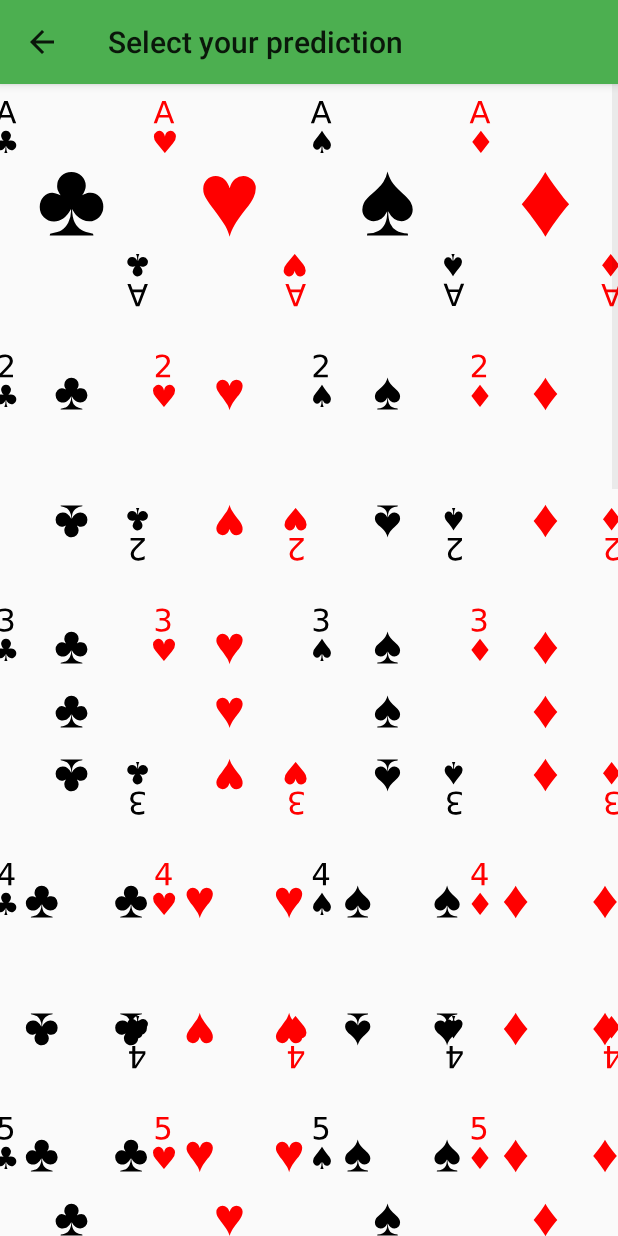
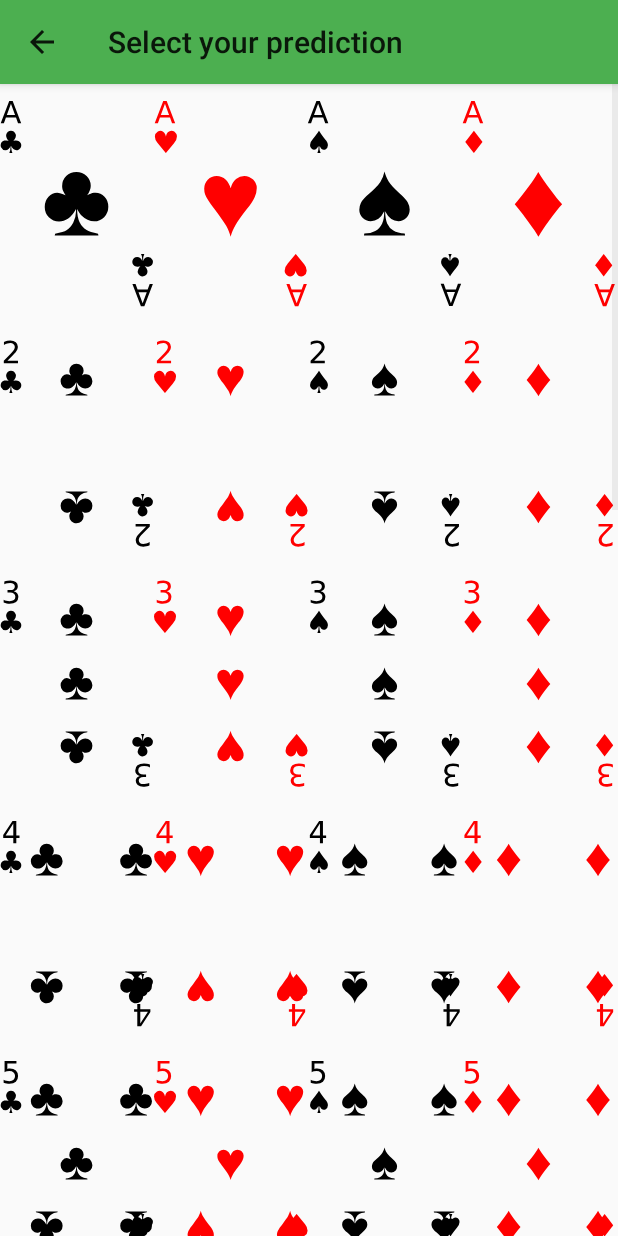
Before and after one commit to daubejb/prediction2, an Android app: the SelectCardActivity screen opened directly, with no data from a screen before it, on a phone screen of 412 x 824 dp. Run offline under Robolectric (Android 15) with nearby library versions, the phone set to English and light mode, and no system bars.

Commit message:
prevent all current activities from rotating

```diff
--- a/app/src/main/AndroidManifest.xml
+++ b/app/src/main/AndroidManifest.xml
@@ -21,7 +21,8 @@
         </activity>
         <activity
             android:name="com.daubedesign.prediction2.SplashActivity"
-            android:theme="@style/SplashTheme">
+            android:theme="@style/SplashTheme"
+            android:screenOrientation="portrait">
             <intent-filter>
                 <action android:name="android.intent.action.MAIN" />
 
@@ -31,6 +32,7 @@
         <activity
             android:name="com.daubedesign.prediction2.SelectCardActivity"
             android:label="@string/select_card_title"
+            android:screenOrientation="portrait"
             android:parentActivityName="com.daubedesign.prediction2.Prediction2Activity">
 
             <!-- Parent activity meta-data to support 4.0 and lower -->
--- a/app/src/main/res/layout/activity_select_card.xml
+++ b/app/src/main/res/layout/activity_select_card.xml
@@ -21,8 +21,8 @@
         android:layout_height="match_parent"
         android:columnWidth="90dp"
         android:numColumns="auto_fit"
-        android:verticalSpacing="10dp"
-        android:horizontalSpacing="10dp"
+        android:verticalSpacing="1dp"
+        android:horizontalSpacing="1dp"
         android:stretchMode="columnWidth"
         android:gravity="center">
     </GridView>
```
